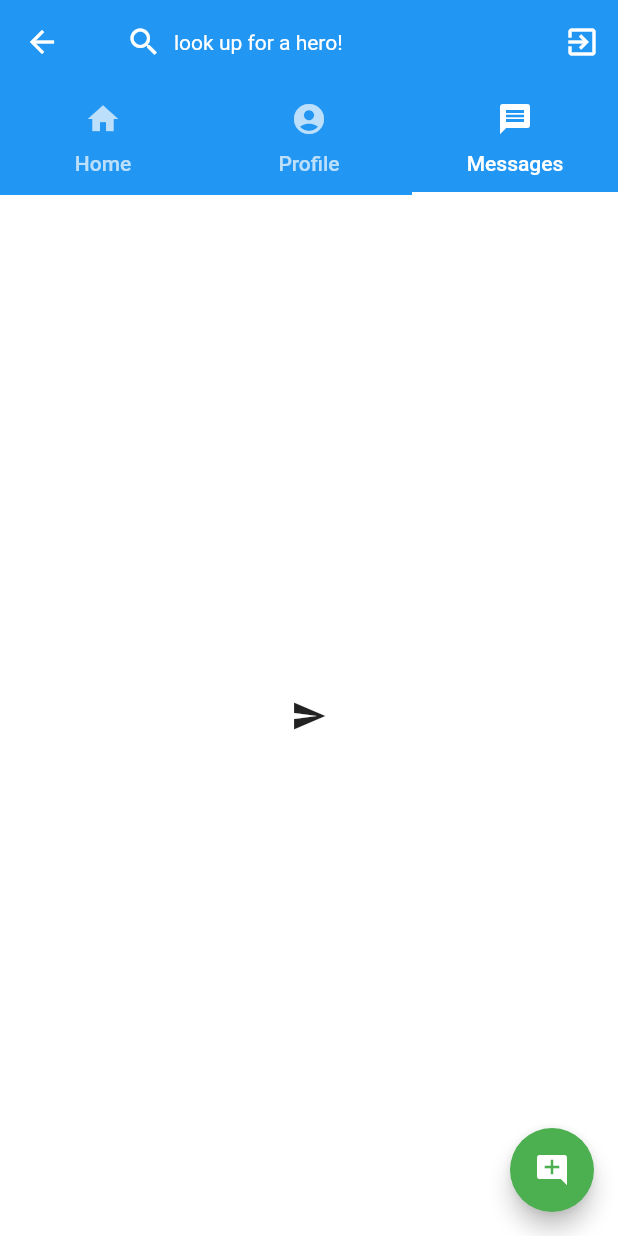
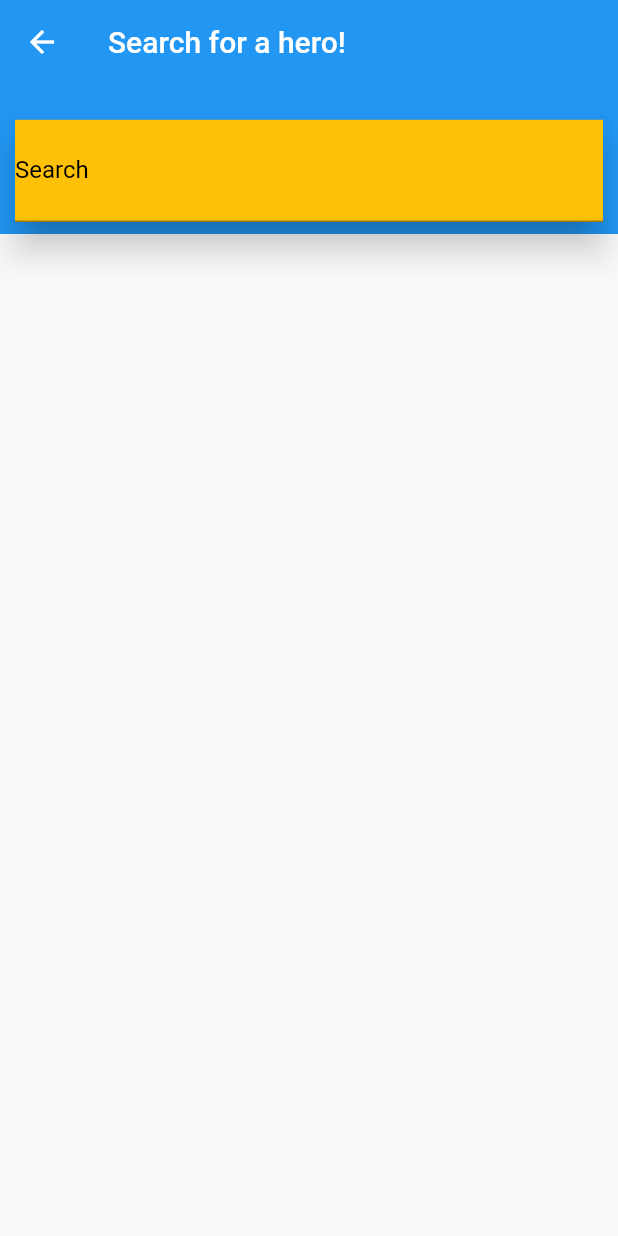
Before and after one commit to omzer/United-Social-App, a Flutter app: the MyHomePage screen opened directly, tab 3 chosen, after a tap on "look up for a hero!", on a phone screen of 412 x 824 dp. Run offline on Flutter 3.47's test engine with Material 2 defaults, Android fonts, the phone set to English and light mode, and no system bars; our stand-ins replace cloud_firestore, expandable, fancy_bottom_navigation, file_picker, firebase_auth, firebase_storage and 2 more; missing offline and left inert: intro_views_flutter; accounts and stored records are empty; network calls fail.

```diff
--- a/lib/pages/home_page.dart
+++ b/lib/pages/home_page.dart
@@ -10,6 +10,7 @@ import 'package:social/custom_widgets/my_expandable_post.dart';
 import 'package:social/custom_widgets/my_expandable_reviews.dart';
 import 'package:social/custom_widgets/my_text.dart';
 import 'package:social/custom_widgets/user_profile_stack.dart';
+import 'package:social/pages/search_page.dart';
 import 'package:social/pages/view_detailed_post.dart';
 import 'new_post_page.dart';
 
@@ -102,9 +103,12 @@ class _MyHomePageState extends State<MyHomePage>
     return AppBar(
       elevation: 0,
       title: FlatButton.icon(
-        icon: Icon(
-          Icons.search,
-          color: Colors.white,
+        icon: Hero(
+          tag: 'search',
+          child: Icon(
+            Icons.search,
+            color: Colors.white,
+          ),
         ),
         label: MyText(
           content: 'look up for a hero!',
@@ -251,7 +255,7 @@ class _MyHomePageState extends State<MyHomePage>
     StaticContent.push(context, ViewDetailedPost(post: post));
   }
 
-  void _search() {}
+  void _search() => StaticContent.push(context, SearchPage());
 
   void _newPost() => StaticContent.push(context, NewPostPage());
 
--- /dev/null
+++ b/lib/pages/search_page.dart
@@ -0,0 +1,51 @@
+import 'package:flutter/material.dart';
+
+class SearchPage extends StatelessWidget {
+  @override
+  Widget build(BuildContext context) {
+    return Scaffold(
+      appBar: _buildAppBar(),
+      body: ListView(
+        children: <Widget>[
+          _buildUpperBar(),
+        ],
+      ),
+    );
+  }
+
+  AppBar _buildAppBar() {
+    return AppBar(
+      title: Text('Search for a hero!'),
+      elevation: 0,
+    );
+  }
+
+  Widget _buildUpperBar() {
+    return Stack(
+      children: <Widget>[
+        Positioned(
+          child: Container(
+            color: Colors.blue,
+            width: double.infinity,
+            height: 100,
+          ),
+        ),
+        Positioned(
+          bottom: 8,
+          left: 10,
+          right: 10,
+          child: Material(
+            elevation: 10,
+            color: Colors.amber,
+            child: TextField(
+              decoration: InputDecoration(
+                  labelText: 'Search',
+                  labelStyle: TextStyle(color: Colors.black),
+                  prefix: Icon(Icons.search, color: Colors.blue)),
+            ),
+          ),
+        ),
+      ],
+    );
+  }
+}
--- a/lib/pages/view_detailed_post.dart
+++ b/lib/pages/view_detailed_post.dart
@@ -104,10 +104,10 @@ class ViewDetailedPost extends StatelessWidget {
 
   Widget _buildUserImage() {
     return Center(
-      child: Hero(
-        tag: post.postId,
-        child: InkWell(
-          onTap: _goToUserProfile,
+      child: InkWell(
+        onTap: _goToUserProfile,
+        child: Hero(
+          tag: post.postId,
           child: CircleAvatar(
             backgroundImage: NetworkImage(post.image),
             radius: 60,
--- a/lib/pages/view_profile.dart
+++ b/lib/pages/view_profile.dart
@@ -39,6 +39,17 @@ class UserProfile extends StatelessWidget {
     return AppBar(
       title: Text('User Profile'),
       elevation: 0,
+      actions: <Widget>[
+        IconButton(
+          icon: Icon(
+            Icons.send,
+            color: Colors.white,
+          ),
+          onPressed: _sendMessage,
+        )
+      ],
     );
   }
+
+  void _sendMessage() {}
 }
```
